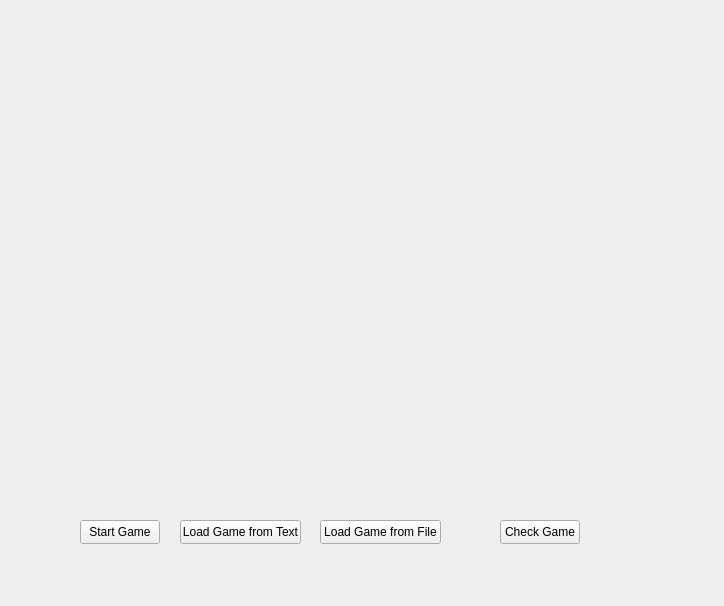
The window that mainwindow.ui (Bananz0/Sudoku-Solver) describes before a commit, drawn with Qt 5.
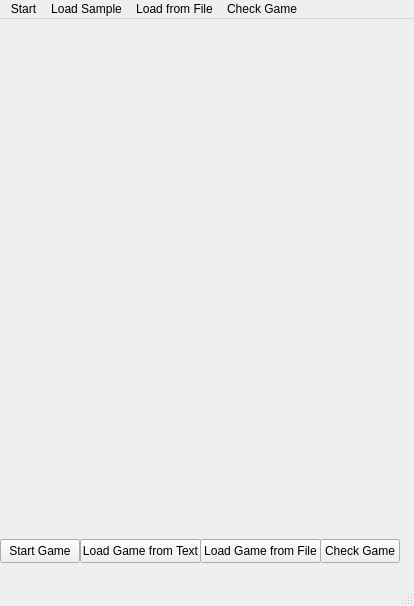
The same window after the commit.

```diff
--- a/mainwindow.ui
+++ b/mainwindow.ui
@@ -6,7 +6,7 @@
    <rect>
     <x>0</x>
     <y>0</y>
-    <width>724</width>
+    <width>414</width>
     <height>606</height>
    </rect>
   </property>
@@ -17,7 +17,7 @@
    <widget class="QPushButton" name="StartGame">
     <property name="geometry">
      <rect>
-      <x>80</x>
+      <x>0</x>
       <y>520</y>
       <width>80</width>
       <height>24</height>
@@ -30,7 +30,7 @@
    <widget class="QPushButton" name="openTextFile">
     <property name="geometry">
      <rect>
-      <x>180</x>
+      <x>80</x>
       <y>520</y>
       <width>121</width>
       <height>24</height>
@@ -43,7 +43,7 @@
    <widget class="QPushButton" name="openFileDialog">
     <property name="geometry">
      <rect>
-      <x>320</x>
+      <x>200</x>
       <y>520</y>
       <width>121</width>
       <height>24</height>
@@ -56,7 +56,7 @@
    <widget class="QPushButton" name="checkGame">
     <property name="geometry">
      <rect>
-      <x>500</x>
+      <x>320</x>
       <y>520</y>
       <width>80</width>
       <height>24</height>
@@ -67,6 +67,41 @@
     </property>
    </widget>
   </widget>
+  <widget class="QStatusBar" name="statusBar"/>
+  <widget class="QMenuBar" name="menuBar">
+   <property name="geometry">
+    <rect>
+     <x>0</x>
+     <y>0</y>
+     <width>414</width>
+     <height>21</height>
+    </rect>
+   </property>
+   <widget class="QMenu" name="menunigag">
+    <property name="title">
+     <string>Start</string>
+    </property>
+   </widget>
+   <widget class="QMenu" name="menuLoad_from_Text">
+    <property name="title">
+     <string>Load Sample</string>
+    </property>
+   </widget>
+   <widget class="QMenu" name="menuLoad_from_File">
+    <property name="title">
+     <string>Load from File</string>
+    </property>
+   </widget>
+   <widget class="QMenu" name="menuCheck_Game">
+    <property name="title">
+     <string>Check Game</string>
+    </property>
+   </widget>
+   <addaction name="menunigag"/>
+   <addaction name="menuLoad_from_Text"/>
+   <addaction name="menuLoad_from_File"/>
+   <addaction name="menuCheck_Game"/>
+  </widget>
  </widget>
  <resources/>
  <connections/>
```
